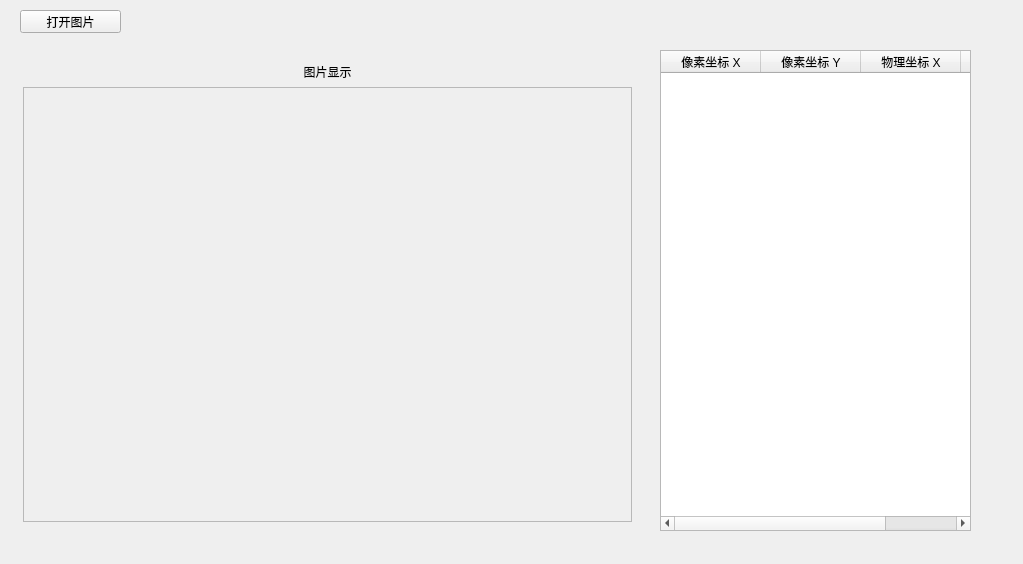
Qt form mainwindow.ui (a2583211Xing/VisualPositioner_Alter) before a commit.
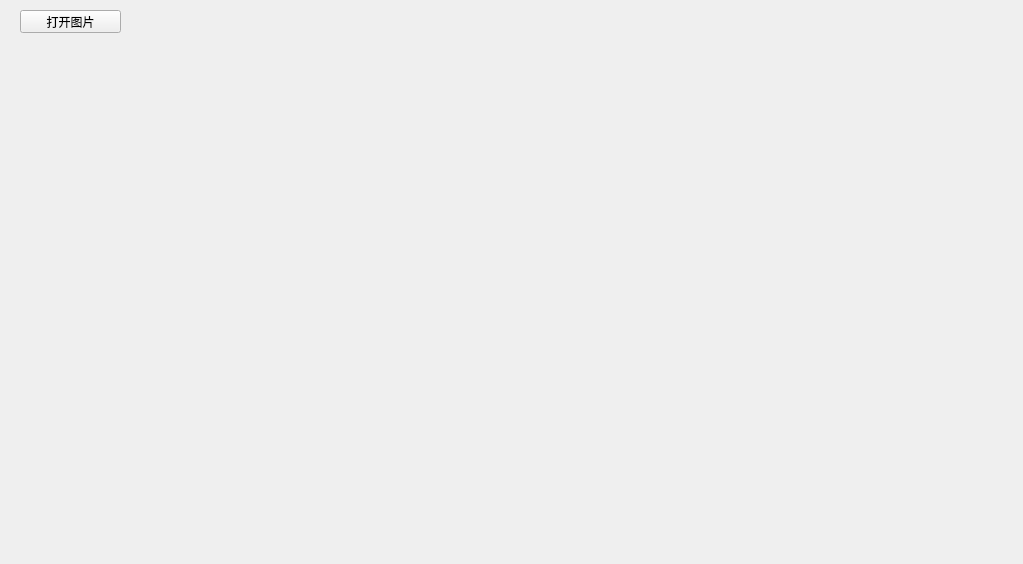
The same form after that commit. Custom widgets are drawn as their Qt base class.

Commit message: 界面嵌入成功

The edit to the form file:
```diff
--- a/mainwindow.ui
+++ b/mainwindow.ui
@@ -27,83 +27,9 @@
      <string>打开图片</string>
     </property>
    </widget>
-   <widget class="QTableWidget" name="tableWidget">
-    <property name="geometry">
-     <rect>
-      <x>660</x>
-      <y>50</y>
-      <width>311</width>
-      <height>481</height>
-     </rect>
-    </property>
-    <column>
-     <property name="text">
-      <string>像素坐标 X</string>
-     </property>
-    </column>
-    <column>
-     <property name="text">
-      <string>像素坐标 Y</string>
-     </property>
-    </column>
-    <column>
-     <property name="text">
-      <string>物理坐标 X</string>
-     </property>
-    </column>
-    <column>
-     <property name="text">
-      <string>物理坐标 Y</string>
-     </property>
-    </column>
-   </widget>
-   <widget class="QWidget" name="">
-    <property name="geometry">
-     <rect>
-      <x>12</x>
-      <y>52</y>
-      <width>631</width>
-      <height>481</height>
-     </rect>
-    </property>
-    <layout class="QVBoxLayout" name="verticalLayout">
-     <item>
-      <widget class="QLabel" name="label_3">
-       <property name="text">
-        <string>&lt;html&gt;&lt;head/&gt;&lt;body&gt;&lt;p align=&quot;center&quot;&gt;图片显示&lt;/p&gt;&lt;/body&gt;&lt;/html&gt;</string>
-       </property>
-      </widget>
-     </item>
-     <item>
-      <widget class="ScrollArea" name="scrollArea">
-       <property name="widgetResizable">
-        <bool>true</bool>
-       </property>
-       <widget class="QWidget" name="scrollAreaWidgetContents">
-        <property name="geometry">
-         <rect>
-          <x>0</x>
-          <y>0</y>
-          <width>627</width>
-          <height>457</height>
-         </rect>
-        </property>
-       </widget>
-      </widget>
-     </item>
-    </layout>
-   </widget>
   </widget>
  </widget>
  <layoutdefault spacing="6" margin="11"/>
- <customwidgets>
-  <customwidget>
-   <class>ScrollArea</class>
-   <extends>QScrollArea</extends>
-   <header location="global">scrollarea.h</header>
-   <container>1</container>
-  </customwidget>
- </customwidgets>
  <resources/>
  <connections/>
 </ui>
```
The commit also changes 6 other files.
